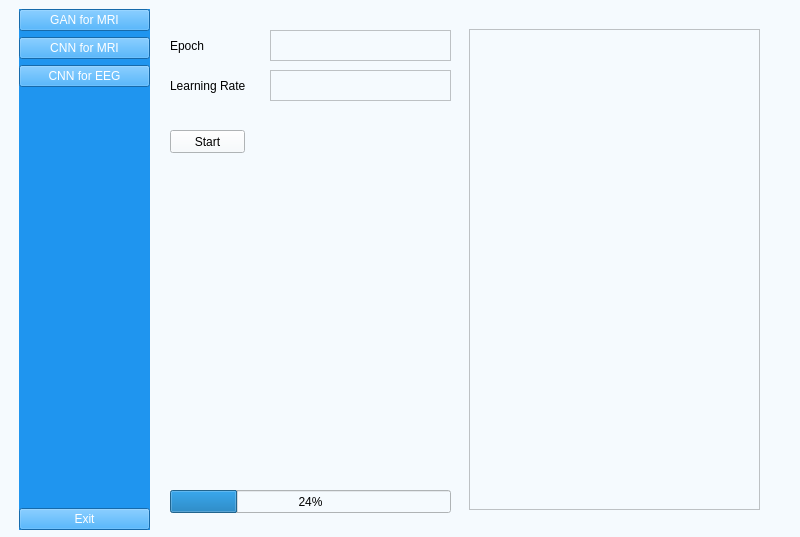
Qt form UI_projekt.ui (Jacek-Lal/ADHD-Recognition) before a commit.
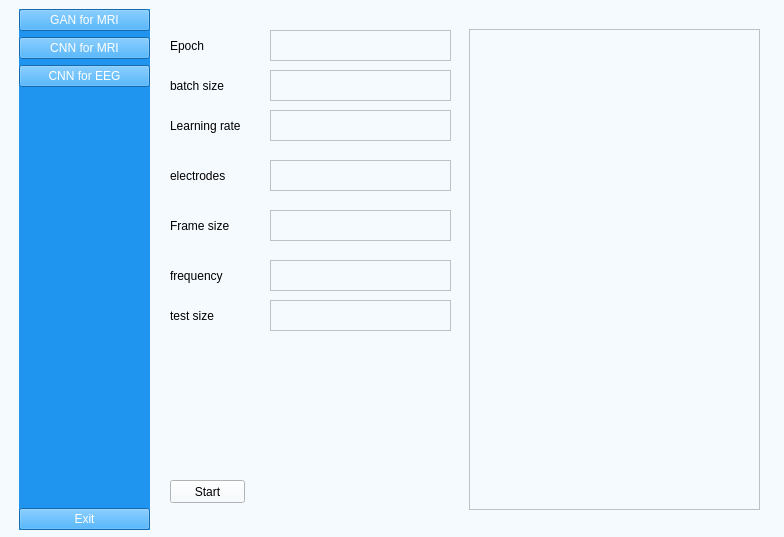
The same form after that commit.

Patch:
```diff
--- a/UI_projekt.ui
+++ b/UI_projekt.ui
@@ -6,7 +6,7 @@
    <rect>
     <x>0</x>
     <y>0</y>
-    <width>800</width>
+    <width>784</width>
     <height>537</height>
    </rect>
   </property>
@@ -130,19 +130,6 @@
       </property>
      </widget>
     </widget>
-    <widget class="QProgressBar" name="progressBar">
-     <property name="geometry">
-      <rect>
-       <x>10</x>
-       <y>480</y>
-       <width>281</width>
-       <height>23</height>
-      </rect>
-     </property>
-     <property name="value">
-      <number>24</number>
-     </property>
-    </widget>
     <widget class="QLabel" name="label_2">
      <property name="geometry">
       <rect>
@@ -153,7 +140,7 @@
       </rect>
      </property>
      <property name="text">
-      <string>Learning Rate</string>
+      <string>batch size</string>
      </property>
     </widget>
     <widget class="QTextEdit" name="textEdit">
@@ -193,7 +180,7 @@
      <property name="geometry">
       <rect>
        <x>10</x>
-       <y>120</y>
+       <y>470</y>
        <width>75</width>
        <height>23</height>
       </rect>
@@ -202,6 +189,121 @@
       <string>Start</string>
      </property>
     </widget>
+    <widget class="QLabel" name="label_4">
+     <property name="geometry">
+      <rect>
+       <x>10</x>
+       <y>100</y>
+       <width>91</width>
+       <height>31</height>
+      </rect>
+     </property>
+     <property name="text">
+      <string>Learning rate</string>
+     </property>
+    </widget>
+    <widget class="QTextEdit" name="textEdit_4">
+     <property name="geometry">
+      <rect>
+       <x>110</x>
+       <y>100</y>
+       <width>181</width>
+       <height>31</height>
+      </rect>
+     </property>
+    </widget>
+    <widget class="QLabel" name="label_5">
+     <property name="geometry">
+      <rect>
+       <x>10</x>
+       <y>150</y>
+       <width>91</width>
+       <height>31</height>
+      </rect>
+     </property>
+     <property name="text">
+      <string>electrodes</string>
+     </property>
+    </widget>
+    <widget class="QTextEdit" name="textEdit_5">
+     <property name="geometry">
+      <rect>
+       <x>110</x>
+       <y>150</y>
+       <width>181</width>
+       <height>31</height>
+      </rect>
+     </property>
+    </widget>
+    <widget class="QLabel" name="label_6">
+     <property name="geometry">
+      <rect>
+       <x>10</x>
+       <y>200</y>
+       <width>91</width>
+       <height>31</height>
+      </rect>
+     </property>
+     <property name="text">
+      <string>Frame size</string>
+     </property>
+    </widget>
+    <widget class="QTextEdit" name="textEdit_6">
+     <property name="geometry">
+      <rect>
+       <x>110</x>
+       <y>200</y>
+       <width>181</width>
+       <height>31</height>
+      </rect>
+     </property>
+    </widget>
+    <widget class="QLabel" name="label_7">
+     <property name="geometry">
+      <rect>
+       <x>10</x>
+       <y>250</y>
+       <width>91</width>
+       <height>31</height>
+      </rect>
+     </property>
+     <property name="text">
+      <string>frequency</string>
+     </property>
+    </widget>
+    <widget class="QTextEdit" name="textEdit_7">
+     <property name="geometry">
+      <rect>
+       <x>110</x>
+       <y>250</y>
+       <width>181</width>
+       <height>31</height>
+      </rect>
+     </property>
+    </widget>
+    <widget class="QLabel" name="label_8">
+     <property name="geometry">
+      <rect>
+       <x>10</x>
+       <y>290</y>
+       <width>91</width>
+       <height>31</height>
+      </rect>
+     </property>
+     <property name="text">
+      <string>test size</string>
+     </property>
+    </widget>
+    <widget class="QTextEdit" name="textEdit_8">
+     <property name="geometry">
+      <rect>
+       <x>110</x>
+       <y>290</y>
+       <width>181</width>
+       <height>31</height>
+      </rect>
+     </property>
+    </widget>
    </widget>
   </widget>
  </widget>
```
